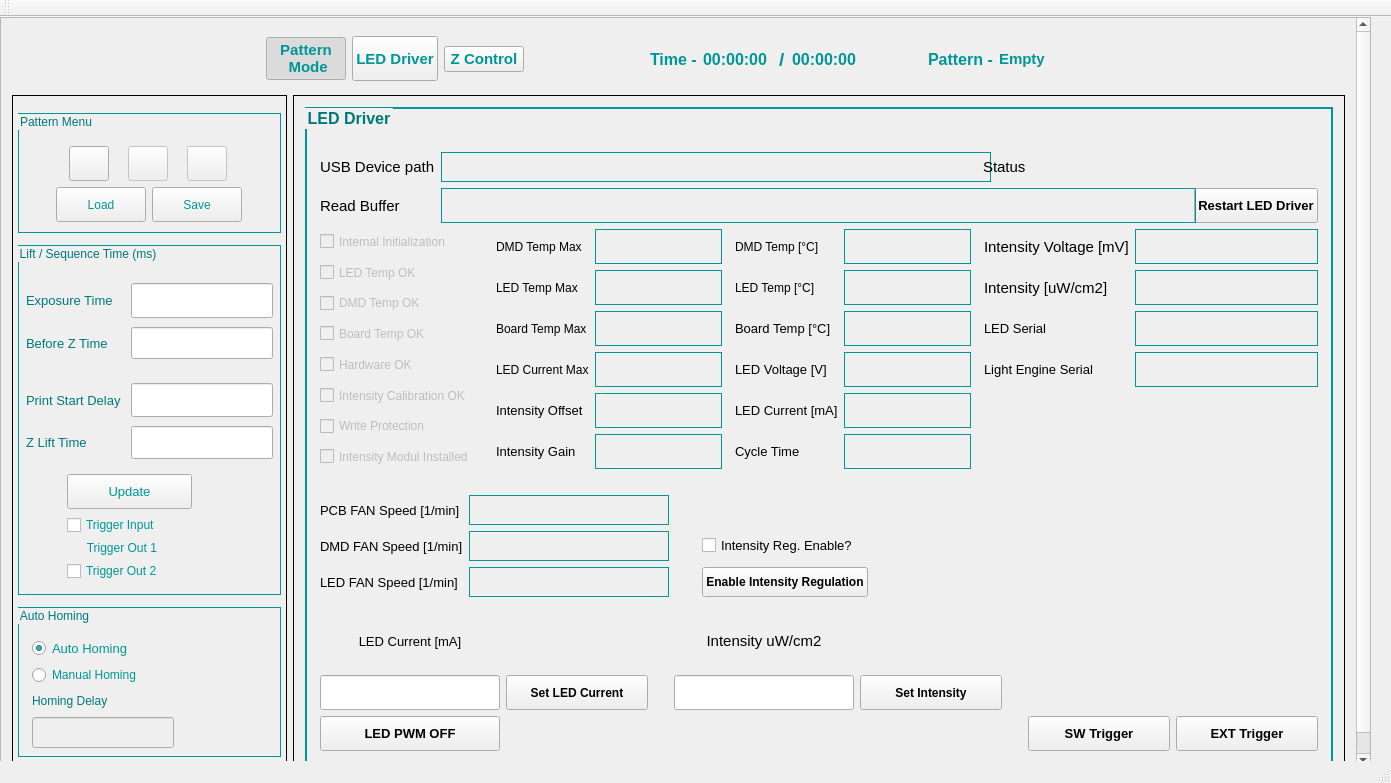
Qt form mainwindow.ui (jariwalarobotics/DLP-Software) before a commit.
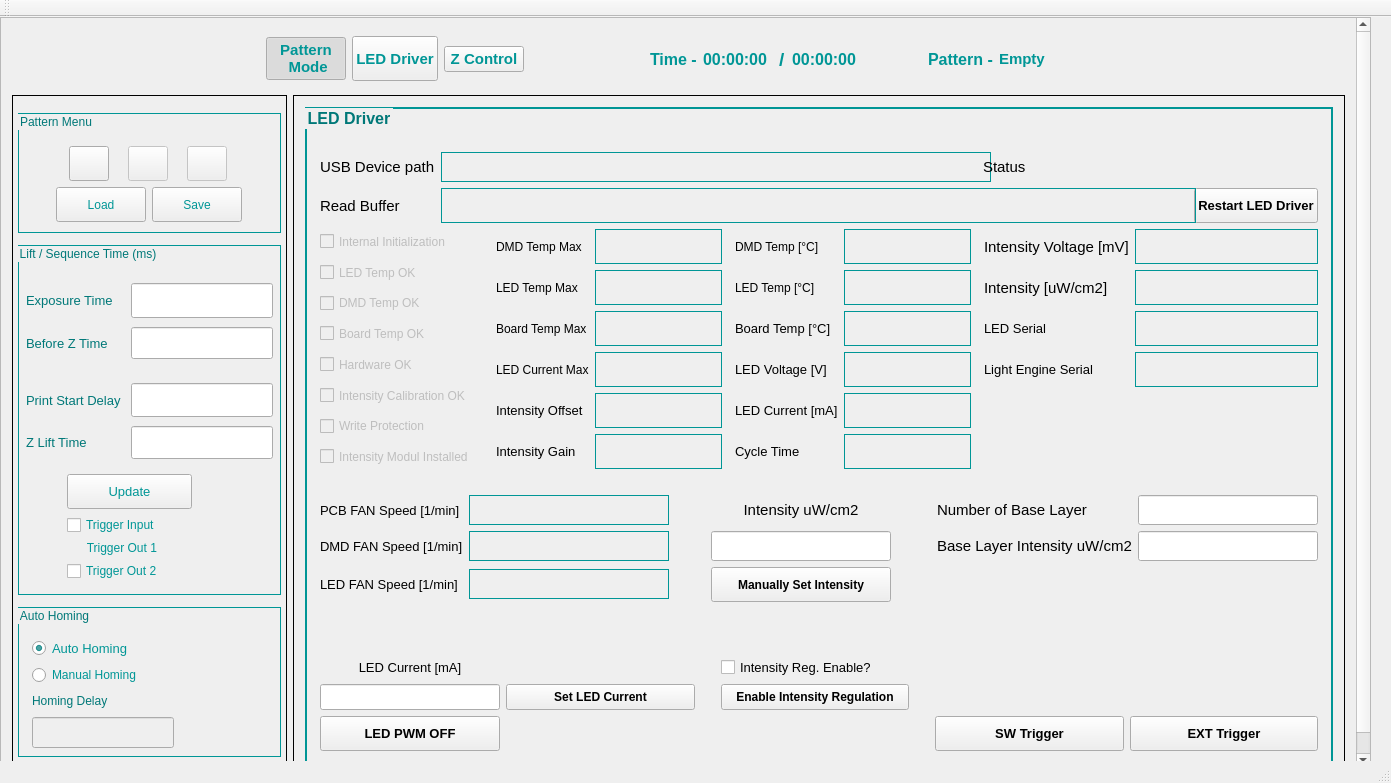
The same form after that commit. The open tabs and pages were chosen to show the change. Icons and pictures are not drawn.

Commit message: - Add Splashscreen to startup - Add code to implement Image processing but its commented - Add option in design to set Intensity for Base layer

```diff
--- a/mainwindow.ui
+++ b/mainwindow.ui
@@ -2453,6 +2453,207 @@
                   </item>
                   <item>
                    <layout class="QGridLayout" name="gridLayout_14">
+                    <item row="1" column="6">
+                     <widget class="QLineEdit" name="BaseLayerIntensity">
+                      <property name="sizePolicy">
+                       <sizepolicy hsizetype="Preferred" vsizetype="Preferred">
+                        <horstretch>0</horstretch>
+                        <verstretch>0</verstretch>
+                       </sizepolicy>
+                      </property>
+                      <property name="minimumSize">
+                       <size>
+                        <width>180</width>
+                        <height>0</height>
+                       </size>
+                      </property>
+                      <property name="font">
+                       <font>
+                        <family>Arial</family>
+                        <pointsize>11</pointsize>
+                       </font>
+                      </property>
+                     </widget>
+                    </item>
+                    <item row="0" column="6">
+                     <widget class="QLineEdit" name="BaseLayerCount">
+                      <property name="sizePolicy">
+                       <sizepolicy hsizetype="Preferred" vsizetype="Preferred">
+                        <horstretch>0</horstretch>
+                        <verstretch>0</verstretch>
+                       </sizepolicy>
+                      </property>
+                      <property name="font">
+                       <font>
+                        <family>Arial</family>
+                        <pointsize>11</pointsize>
+                       </font>
+                      </property>
+                     </widget>
+                    </item>
+                    <item row="2" column="3">
+                     <widget class="QPushButton" name="pushButton_SetIntensity">
+                      <property name="sizePolicy">
+                       <sizepolicy hsizetype="Preferred" vsizetype="Preferred">
+                        <horstretch>0</horstretch>
+                        <verstretch>0</verstretch>
+                       </sizepolicy>
+                      </property>
+                      <property name="minimumSize">
+                       <size>
+                        <width>0</width>
+                        <height>35</height>
+                       </size>
+                      </property>
+                      <property name="maximumSize">
+                       <size>
+                        <width>16777215</width>
+                        <height>35</height>
+                       </size>
+                      </property>
+                      <property name="font">
+                       <font>
+                        <family>Arial</family>
+                        <pointsize>9</pointsize>
+                        <weight>75</weight>
+                        <bold>true</bold>
+                       </font>
+                      </property>
+                      <property name="text">
+                       <string>Manually Set Intensity</string>
+                      </property>
+                     </widget>
+                    </item>
+                    <item row="1" column="5">
+                     <widget class="QLabel" name="label_7">
+                      <property name="font">
+                       <font>
+                        <family>Arial</family>
+                        <pointsize>11</pointsize>
+                       </font>
+                      </property>
+                      <property name="styleSheet">
+                       <string notr="true">QLabel{Border:0px}</string>
+                      </property>
+                      <property name="text">
+                       <string>Base Layer Intensity uW/cm2</string>
+                      </property>
+                     </widget>
+                    </item>
+                    <item row="1" column="3">
+                     <widget class="QLineEdit" name="Intensity_lineEdit">
+                      <property name="sizePolicy">
+                       <sizepolicy hsizetype="Preferred" vsizetype="Preferred">
+                        <horstretch>0</horstretch>
+                        <verstretch>0</verstretch>
+                       </sizepolicy>
+                      </property>
+                      <property name="minimumSize">
+                       <size>
+                        <width>180</width>
+                        <height>0</height>
+                       </size>
+                      </property>
+                      <property name="maximumSize">
+                       <size>
+                        <width>16777215</width>
+                        <height>35</height>
+                       </size>
+                      </property>
+                      <property name="font">
+                       <font>
+                        <family>Arial</family>
+                        <pointsize>11</pointsize>
+                       </font>
+                      </property>
+                     </widget>
+                    </item>
+                    <item row="0" column="3">
+                     <widget class="QLabel" name="label_Intensity2">
+                      <property name="minimumSize">
+                       <size>
+                        <width>0</width>
+                        <height>25</height>
+                       </size>
+                      </property>
+                      <property name="font">
+                       <font>
+                        <family>Arial</family>
+                        <pointsize>11</pointsize>
+                       </font>
+                      </property>
+                      <property name="styleSheet">
+                       <string notr="true">QLabel{Border:0px}</string>
+                      </property>
+                      <property name="text">
+                       <string>Intensity uW/cm2</string>
+                      </property>
+                      <property name="alignment">
+                       <set>Qt::AlignCenter</set>
+                      </property>
+                     </widget>
+                    </item>
+                    <item row="0" column="5">
+                     <widget class="QLabel" name="label_6">
+                      <property name="font">
+                       <font>
+                        <family>Arial</family>
+                        <pointsize>11</pointsize>
+                       </font>
+                      </property>
+                      <property name="styleSheet">
+                       <string notr="true">QLabel{Border:0px}</string>
+                      </property>
+                      <property name="text">
+                       <string>Number of Base Layer</string>
+                      </property>
+                     </widget>
+                    </item>
+                    <item row="2" column="2">
+                     <spacer name="horizontalSpacer_12">
+                      <property name="orientation">
+                       <enum>Qt::Horizontal</enum>
+                      </property>
+                      <property name="sizeHint" stdset="0">
+                       <size>
+                        <width>5</width>
+                        <height>20</height>
+                       </size>
+                      </property>
+                     </spacer>
+                    </item>
+                    <item row="1" column="0">
+                     <widget class="QLabel" name="label_DMDFanSpeed">
+                      <property name="font">
+                       <font>
+                        <family>Arial</family>
+                        <pointsize>10</pointsize>
+                       </font>
+                      </property>
+                      <property name="styleSheet">
+                       <string notr="true">QLabel{Border:0px}</string>
+                      </property>
+                      <property name="text">
+                       <string>DMD FAN Speed [1/min]</string>
+                      </property>
+                     </widget>
+                    </item>
+                    <item row="2" column="0">
+                     <widget class="QLabel" name="label_LEDFanSpeed">
+                      <property name="font">
+                       <font>
+                        <family>Arial</family>
+                        <pointsize>10</pointsize>
+                       </font>
+                      </property>
+                      <property name="styleSheet">
+                       <string notr="true">QLabel{Border:0px}</string>
+                      </property>
+                      <property name="text">
+                       <string>LED FAN Speed [1/min]</string>
+                      </property>
+                     </widget>
+                    </item>
                     <item row="0" column="0">
                      <widget class="QLabel" name="label_PCBFanSpeed">
                       <property name="font">
@@ -2469,62 +2670,6 @@
                       </property>
                      </widget>
                     </item>
-                    <item row="0" column="1">
-                     <widget class="QTextBrowser" name="PCBFanSpeed_text">
-                      <property name="sizePolicy">
-                       <sizepolicy hsizetype="Preferred" vsizetype="Preferred">
-                        <horstretch>0</horstretch>
-                        <verstretch>0</verstretch>
-                       </sizepolicy>
-                      </property>
-                      <property name="maximumSize">
-                       <size>
-                        <width>200</width>
-                        <height>30</height>
-                       </size>
-                      </property>
-                      <property name="font">
-                       <font>
-                        <family>Arial</family>
-                        <pointsize>9</pointsize>
-                       </font>
-                      </property>
-                      <property name="styleSheet">
-                       <string notr="true">QTextBrowser{ border: 1px solid ;
-background-color: transparent;
-border-color: rgb(0,150,150);
-;}</string>
-                      </property>
-                     </widget>
-                    </item>
-                    <item row="1" column="1">
-                     <widget class="QTextBrowser" name="DMDFanSpeed_text">
-                      <property name="sizePolicy">
-                       <sizepolicy hsizetype="Preferred" vsizetype="Preferred">
-                        <horstretch>0</horstretch>
-                        <verstretch>0</verstretch>
-                       </sizepolicy>
-                      </property>
-                      <property name="maximumSize">
-                       <size>
-                        <width>200</width>
-                        <height>30</height>
-                       </size>
-                      </property>
-                      <property name="font">
-                       <font>
-                        <family>Arial</family>
-                        <pointsize>9</pointsize>
-                       </font>
-                      </property>
-                      <property name="styleSheet">
-                       <string notr="true">QTextBrowser{ border: 1px solid ;
-background-color: transparent;
-border-color: rgb(0,150,150);
-;}</string>
-                      </property>
-                     </widget>
-                    </item>
                     <item row="2" column="1">
                      <widget class="QTextBrowser" name="LEDFanSpeed_text">
                       <property name="sizePolicy">
@@ -2553,27 +2698,17 @@
                       </property>
                      </widget>
                     </item>
-                    <item row="2" column="0">
-                     <widget class="QLabel" name="label_LEDFanSpeed">
-                      <property name="font">
-                       <font>
-                        <family>Arial</family>
-                        <pointsize>10</pointsize>
-                       </font>
+                    <item row="1" column="1">
+                     <widget class="QTextBrowser" name="DMDFanSpeed_text">
+                      <property name="sizePolicy">
+                       <sizepolicy hsizetype="Preferred" vsizetype="Preferred">
+                        <horstretch>0</horstretch>
+                        <verstretch>0</verstretch>
+                       </sizepolicy>
                       </property>
-                      <property name="styleSheet">
-                       <string notr="true">QLabel{Border:0px}</string>
-                      </property>
-                      <property name="text">
-                       <string>LED FAN Speed [1/min]</string>
-                      </property>
-                     </widget>
-                    </item>
-                    <item row="2" column="3">
-                     <widget class="QPushButton" name="pushButton_EnableIntensityReg">
                       <property name="maximumSize">
                        <size>
-                        <width>16777215</width>
+                        <width>200</width>
                         <height>30</height>
                        </size>
                       </property>
@@ -2581,71 +2716,52 @@
                        <font>
                         <family>Arial</family>
                         <pointsize>9</pointsize>
-                        <weight>75</weight>
-                        <bold>true</bold>
                        </font>
                       </property>
-                      <property name="text">
-                       <string>Enable Intensity Regulation</string>
+                      <property name="styleSheet">
+                       <string notr="true">QTextBrowser{ border: 1px solid ;
+background-color: transparent;
+border-color: rgb(0,150,150);
+;}</string>
                       </property>
                      </widget>
                     </item>
-                    <item row="1" column="0">
-                     <widget class="QLabel" name="label_DMDFanSpeed">
-                      <property name="font">
-                       <font>
-                        <family>Arial</family>
-                        <pointsize>10</pointsize>
-                       </font>
+                    <item row="0" column="1">
+                     <widget class="QTextBrowser" name="PCBFanSpeed_text">
+                      <property name="sizePolicy">
+                       <sizepolicy hsizetype="Preferred" vsizetype="Preferred">
+                        <horstretch>0</horstretch>
+                        <verstretch>0</verstretch>
+                       </sizepolicy>
                       </property>
-                      <property name="styleSheet">
-                       <string notr="true">QLabel{Border:0px}</string>
+                      <property name="maximumSize">
+                       <size>
+                        <width>200</width>
+                        <height>30</height>
+                       </size>
                       </property>
-                      <property name="text">
-                       <string>DMD FAN Speed [1/min]</string>
-                      </property>
-                     </widget>
-                    </item>
-                    <item row="1" column="3">
-                     <widget class="QCheckBox" name="checkBox_IntensityRegEnable">
                       <property name="font">
                        <font>
                         <family>Arial</family>
-                        <pointsize>10</pointsize>
+                        <pointsize>9</pointsize>
                        </font>
                       </property>
-                      <property name="text">
-                       <string>Intensity Reg. Enable?</string>
+                      <property name="styleSheet">
+                       <string notr="true">QTextBrowser{ border: 1px solid ;
+background-color: transparent;
+border-color: rgb(0,150,150);
+;}</string>
                       </property>
-                      <property name="checked">
-                       <bool>false</bool>
-                      </property>
                      </widget>
                     </item>
-                    <item row="1" column="4">
+                    <item row="0" column="4">
                      <spacer name="horizontalSpacer_11">
                       <property name="orientation">
                        <enum>Qt::Horizontal</enum>
                       </property>
-                      <property name="sizeType">
-                       <enum>QSizePolicy::Preferred</enum>
-                      </property>
                       <property name="sizeHint" stdset="0">
                        <size>
-                        <width>450</width>
-                        <height>20</height>
-                       </size>
-                      </property>
-                     </spacer>
-                    </item>
-                    <item row="2" column="2">
-                     <spacer name="horizontalSpacer_12">
-                      <property name="orientation">
-                       <enum>Qt::Horizontal</enum>
-                      </property>
-                      <property name="sizeHint" stdset="0">
-                       <size>
-                        <width>5</width>
+                        <width>40</width>
                         <height>20</height>
                        </size>
                       </property>
@@ -2659,7 +2775,7 @@
                      <enum>Qt::Vertical</enum>
                     </property>
                     <property name="sizeType">
-                     <enum>QSizePolicy::Fixed</enum>
+                     <enum>QSizePolicy::Expanding</enum>
                     </property>
                     <property name="sizeHint" stdset="0">
                      <size>
@@ -2717,34 +2833,6 @@
                       </property>
                      </widget>
                     </item>
-                    <item row="1" column="3">
-                     <widget class="QLineEdit" name="Intensity_lineEdit">
-                      <property name="sizePolicy">
-                       <sizepolicy hsizetype="Preferred" vsizetype="Preferred">
-                        <horstretch>0</horstretch>
-                        <verstretch>0</verstretch>
-                       </sizepolicy>
-                      </property>
-                      <property name="minimumSize">
-                       <size>
-                        <width>180</width>
-                        <height>0</height>
-                       </size>
-                      </property>
-                      <property name="maximumSize">
-                       <size>
-                        <width>16777215</width>
-                        <height>35</height>
-                       </size>
-                      </property>
-                      <property name="font">
-                       <font>
-                        <family>Arial</family>
-                        <pointsize>11</pointsize>
-                       </font>
-                      </property>
-                     </widget>
-                    </item>
                     <item row="3" column="0">
                      <widget class="QPushButton" name="pushButton_LEDPWMON_OFF">
                       <property name="sizePolicy">
@@ -2788,39 +2876,6 @@
                       </property>
                      </spacer>
                     </item>
-                    <item row="1" column="4">
-                     <widget class="QPushButton" name="pushButton_SetIntensity">
-                      <property name="sizePolicy">
-                       <sizepolicy hsizetype="Preferred" vsizetype="Preferred">
-                        <horstretch>0</horstretch>
-                        <verstretch>0</verstretch>
-                       </sizepolicy>
-                      </property>
-                      <property name="minimumSize">
-                       <size>
-                        <width>0</width>
-                        <height>35</height>
-                       </size>
-                      </property>
-                      <property name="maximumSize">
-                       <size>
-                        <width>16777215</width>
-                        <height>35</height>
-                       </size>
-                      </property>
-                      <property name="font">
-                       <font>
-                        <family>Arial</family>
-                        <pointsize>9</pointsize>
-                        <weight>75</weight>
-                        <bold>true</bold>
-                       </font>
-                      </property>
-                      <property name="text">
-                       <string>Set Intensity</string>
-                      </property>
-                     </widget>
-                    </item>
                     <item row="1" column="0">
                      <widget class="QLineEdit" name="LEDCurrent_lineEdit">
                       <property name="sizePolicy">
@@ -2868,31 +2923,6 @@
                       </property>
                      </spacer>
                     </item>
-                    <item row="0" column="3">
-                     <widget class="QLabel" name="label_Intensity2">
-                      <property name="minimumSize">
-                       <size>
-                        <width>0</width>
-                        <height>25</height>
-                       </size>
-                      </property>
-                      <property name="font">
-                       <font>
-                        <family>Arial</family>
-                        <pointsize>11</pointsize>
-                       </font>
-                      </property>
-                      <property name="styleSheet">
-                       <string notr="true">QLabel{Border:0px}</string>
-                      </property>
-                      <property name="text">
-                       <string>Intensity uW/cm2</string>
-                      </property>
-                      <property name="alignment">
-                       <set>Qt::AlignCenter</set>
-                      </property>
-                     </widget>
-                    </item>
                     <item row="3" column="6">
                      <widget class="QPushButton" name="pushButton_SwTrigger">
                       <property name="sizePolicy">
@@ -2947,6 +2977,61 @@
                       </property>
                      </widget>
                     </item>
+                    <item row="0" column="3">
+                     <widget class="QCheckBox" name="checkBox_IntensityRegEnable">
+                      <property name="sizePolicy">
+                       <sizepolicy hsizetype="Preferred" vsizetype="Preferred">
+                        <horstretch>0</horstretch>
+                        <verstretch>0</verstretch>
+                       </sizepolicy>
+                      </property>
+                      <property name="font">
+                       <font>
+                        <family>Arial</family>
+                        <pointsize>10</pointsize>
+                       </font>
+                      </property>
+                      <property name="text">
+                       <string>Intensity Reg. Enable?</string>
+                      </property>
+                      <property name="checked">
+                       <bool>false</bool>
+                      </property>
+                     </widget>
+                    </item>
+                    <item row="1" column="3">
+                     <widget class="QPushButton" name="pushButton_EnableIntensityReg">
+                      <property name="sizePolicy">
+                       <sizepolicy hsizetype="Preferred" vsizetype="Preferred">
+                        <horstretch>0</horstretch>
+                        <verstretch>0</verstretch>
+                       </sizepolicy>
+                      </property>
+                      <property name="minimumSize">
+                       <size>
+                        <width>0</width>
+                        <height>0</height>
+                       </size>
+                      </property>
+                      <property name="maximumSize">
+                       <size>
+                        <width>16777215</width>
+                        <height>30</height>
+                       </size>
+                      </property>
+                      <property name="font">
+                       <font>
+                        <family>Arial</family>
+                        <pointsize>9</pointsize>
+                        <weight>75</weight>
+                        <bold>true</bold>
+                       </font>
+                      </property>
+                      <property name="text">
+                       <string>Enable Intensity Regulation</string>
+                      </property>
+                     </widget>
+                    </item>
                    </layout>
                   </item>
                  </layout>
@@ -4057,8 +4142,84 @@
                           </layout>
                          </widget>
                         </item>
+                        <item>
+                         <layout class="QHBoxLayout" name="horizontalLayout_2">
+                          <item>
+                           <widget class="QLabel" name="label_11">
+                            <property name="minimumSize">
+                             <size>
+                              <width>0</width>
+                              <height>25</height>
+                             </size>
+                            </property>
+                            <property name="font">
+                             <font>
+                              <family>Arial</family>
+                              <pointsize>11</pointsize>
+                             </font>
+                            </property>
+                            <property name="text">
+                             <string>Image Process Loop</string>
+                            </property>
+                           </widget>
+                          </item>
+                          <item>
+                           <widget class="QLineEdit" name="ImageProcessLoop">
+                            <property name="sizePolicy">
+                             <sizepolicy hsizetype="Preferred" vsizetype="Preferred">
+                              <horstretch>0</horstretch>
+                              <verstretch>0</verstretch>
+                             </sizepolicy>
+                            </property>
+                            <property name="minimumSize">
+                             <size>
+                              <width>0</width>
+                              <height>25</height>
+                             </size>
+                            </property>
+                            <property name="font">
+                             <font>
+                              <family>Arial</family>
+                              <pointsize>11</pointsize>
+                             </font>
+                            </property>
+                           </widget>
+                          </item>
+                         </layout>
+                        </item>
+                        <item>
+                         <widget class="QPushButton" name="CalGrayValue">
+                          <property name="sizePolicy">
+                           <sizepolicy hsizetype="Preferred" vsizetype="Preferred">
+                            <horstretch>0</horstretch>
+                            <verstretch>0</verstretch>
+                           </sizepolicy>
+                          </property>
+                          <property name="minimumSize">
+                           <size>
+                            <width>0</width>
+                            <height>30</height>
+                           </size>
+                          </property>
+                          <property name="font">
+                           <font>
+                            <family>Arial</family>
+                            <pointsize>11</pointsize>
+                           </font>
+                          </property>
+                          <property name="text">
+                           <string>Calculate Gray Value</string>
+                          </property>
+                         </widget>
+                        </item>
                         <item>
                          <widget class="QGroupBox" name="ManualGcode_GroupBox">
+                          <property name="sizePolicy">
+                           <sizepolicy hsizetype="Preferred" vsizetype="Preferred">
+                            <horstretch>0</horstretch>
+                            <verstretch>0</verstretch>
+                           </sizepolicy>
+                          </property>
                           <property name="maximumSize">
                            <size>
                             <width>16777215</width>
```
The commit also changes 7 other files.
